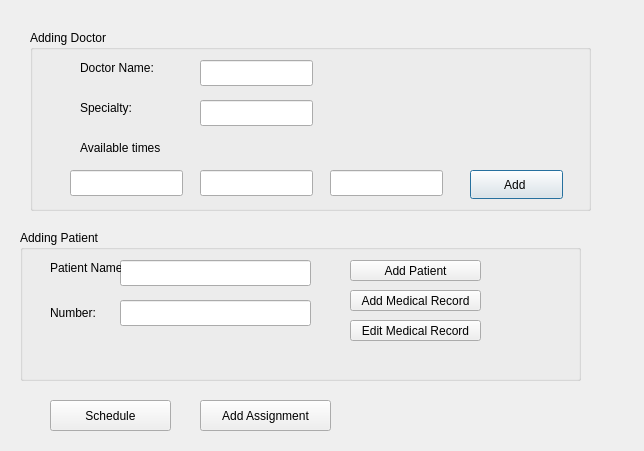
OmarZee/OmElMasreyeen, file adminwindow.ui: the form before one commit.
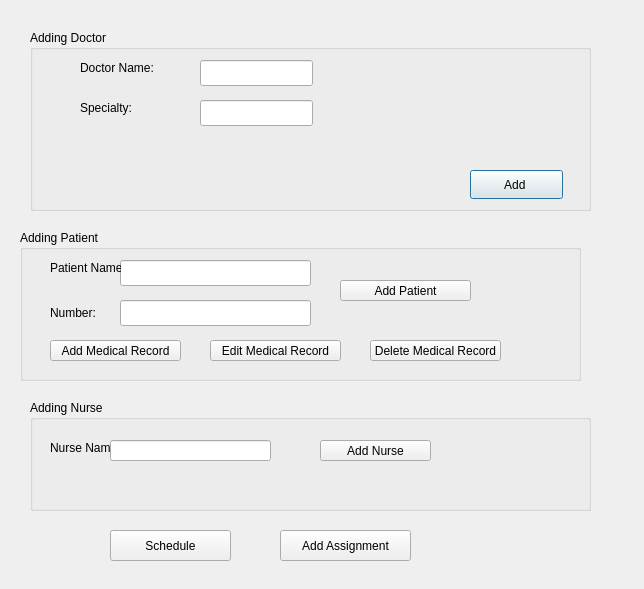
The form after the commit.

```diff
--- a/adminwindow.ui
+++ b/adminwindow.ui
@@ -7,7 +7,7 @@
     <x>0</x>
     <y>0</y>
     <width>644</width>
-    <height>451</height>
+    <height>589</height>
    </rect>
   </property>
   <property name="windowTitle">
@@ -45,16 +45,6 @@
      </rect>
     </property>
    </widget>
-   <widget class="QLineEdit" name="lineEdit_time_1">
-    <property name="geometry">
-     <rect>
-      <x>40</x>
-      <y>140</y>
-      <width>113</width>
-      <height>26</height>
-     </rect>
-    </property>
-   </widget>
    <widget class="QPushButton" name="addButton">
     <property name="geometry">
      <rect>
@@ -68,26 +58,6 @@
      <string>Add </string>
     </property>
    </widget>
-   <widget class="QLineEdit" name="lineEdit_time_2">
-    <property name="geometry">
-     <rect>
-      <x>170</x>
-      <y>140</y>
-      <width>113</width>
-      <height>26</height>
-     </rect>
-    </property>
-   </widget>
-   <widget class="QLineEdit" name="lineEdit_time_3">
-    <property name="geometry">
-     <rect>
-      <x>300</x>
-      <y>140</y>
-      <width>113</width>
-      <height>26</height>
-     </rect>
-    </property>
-   </widget>
    <widget class="QLabel" name="label_doctoName">
     <property name="geometry">
      <rect>
@@ -114,19 +84,6 @@
      <string>Specialty:</string>
     </property>
    </widget>
-   <widget class="QLabel" name="label_times">
-    <property name="geometry">
-     <rect>
-      <x>50</x>
-      <y>110</y>
-      <width>81</width>
-      <height>16</height>
-     </rect>
-    </property>
-    <property name="text">
-     <string>Available times:</string>
-    </property>
-   </widget>
   </widget>
   <widget class="QGroupBox" name="groupBox_addPatient">
    <property name="geometry">
@@ -163,8 +120,8 @@
    <widget class="QPushButton" name="pushButton_addPatient">
     <property name="geometry">
      <rect>
-      <x>330</x>
-      <y>30</y>
+      <x>320</x>
+      <y>50</y>
       <width>131</width>
       <height>21</height>
      </rect>
@@ -176,8 +133,8 @@
    <widget class="QPushButton" name="pushButton_addRecord">
     <property name="geometry">
      <rect>
-      <x>330</x>
-      <y>60</y>
+      <x>30</x>
+      <y>110</y>
       <width>131</width>
       <height>21</height>
      </rect>
@@ -189,8 +146,8 @@
    <widget class="QPushButton" name="pushButton_editRecord">
     <property name="geometry">
      <rect>
-      <x>330</x>
-      <y>90</y>
+      <x>190</x>
+      <y>110</y>
       <width>131</width>
       <height>21</height>
      </rect>
@@ -225,12 +182,25 @@
      <string>Number:</string>
     </property>
    </widget>
+   <widget class="QPushButton" name="pushButton_deleteRecord">
+    <property name="geometry">
+     <rect>
+      <x>350</x>
+      <y>110</y>
+      <width>131</width>
+      <height>21</height>
+     </rect>
+    </property>
+    <property name="text">
+     <string>Delete Medical Record</string>
+    </property>
+   </widget>
   </widget>
   <widget class="QPushButton" name="scheduleButton">
    <property name="geometry">
     <rect>
-     <x>50</x>
-     <y>400</y>
+     <x>110</x>
+     <y>530</y>
      <width>121</width>
      <height>31</height>
     </rect>
@@ -242,8 +212,8 @@
   <widget class="QPushButton" name="addAssignmentButton">
    <property name="geometry">
     <rect>
-     <x>200</x>
-     <y>400</y>
+     <x>280</x>
+     <y>530</y>
      <width>131</width>
      <height>31</height>
     </rect>
@@ -252,6 +222,55 @@
     <string>Add Assignment</string>
    </property>
   </widget>
+  <widget class="QGroupBox" name="groupBox_addNurse">
+   <property name="geometry">
+    <rect>
+     <x>30</x>
+     <y>400</y>
+     <width>561</width>
+     <height>111</height>
+    </rect>
+   </property>
+   <property name="title">
+    <string>Adding Nurse</string>
+   </property>
+   <widget class="QLabel" name="label_nursenName">
+    <property name="geometry">
+     <rect>
+      <x>20</x>
+      <y>40</y>
+      <width>71</width>
+      <height>16</height>
+     </rect>
+    </property>
+    <property name="text">
+     <string>Nurse Name:</string>
+    </property>
+   </widget>
+   <widget class="QLineEdit" name="lineEdit_nurseName">
+    <property name="geometry">
+     <rect>
+      <x>80</x>
+      <y>40</y>
+      <width>161</width>
+      <height>21</height>
+     </rect>
+    </property>
+   </widget>
+   <widget class="QPushButton" name="pushButton_addNurse">
+    <property name="geometry">
+     <rect>
+      <x>290</x>
+      <y>40</y>
+      <width>111</width>
+      <height>21</height>
+     </rect>
+    </property>
+    <property name="text">
+     <string>Add Nurse</string>
+    </property>
+   </widget>
+  </widget>
  </widget>
  <resources/>
  <connections/>
```
